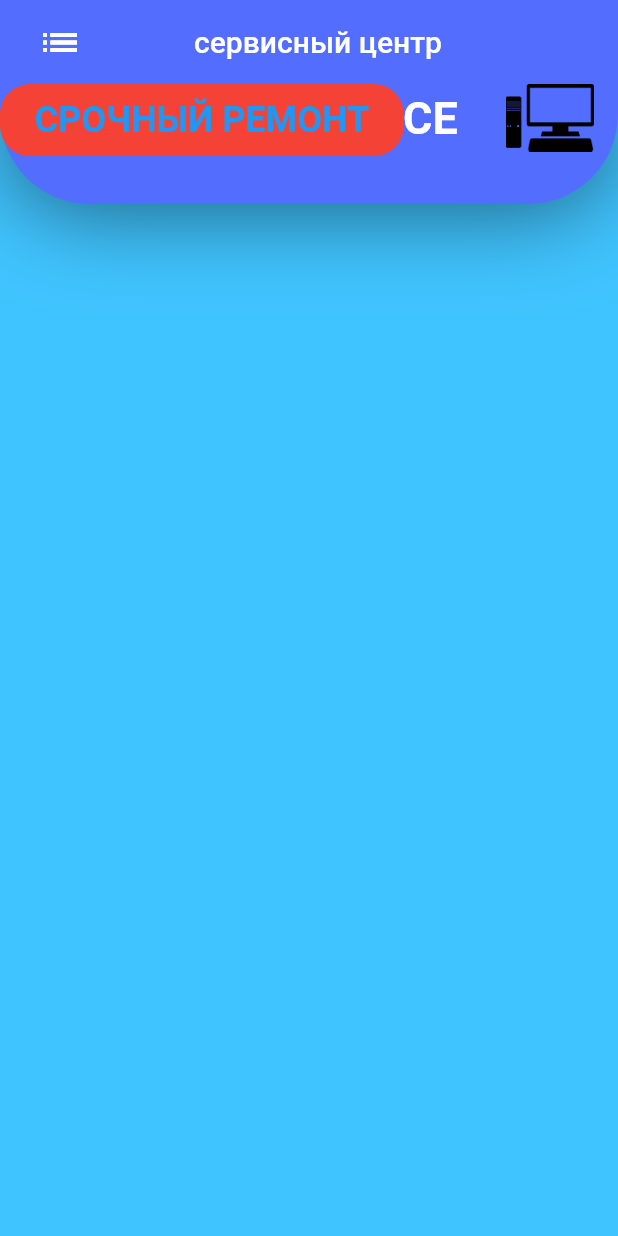
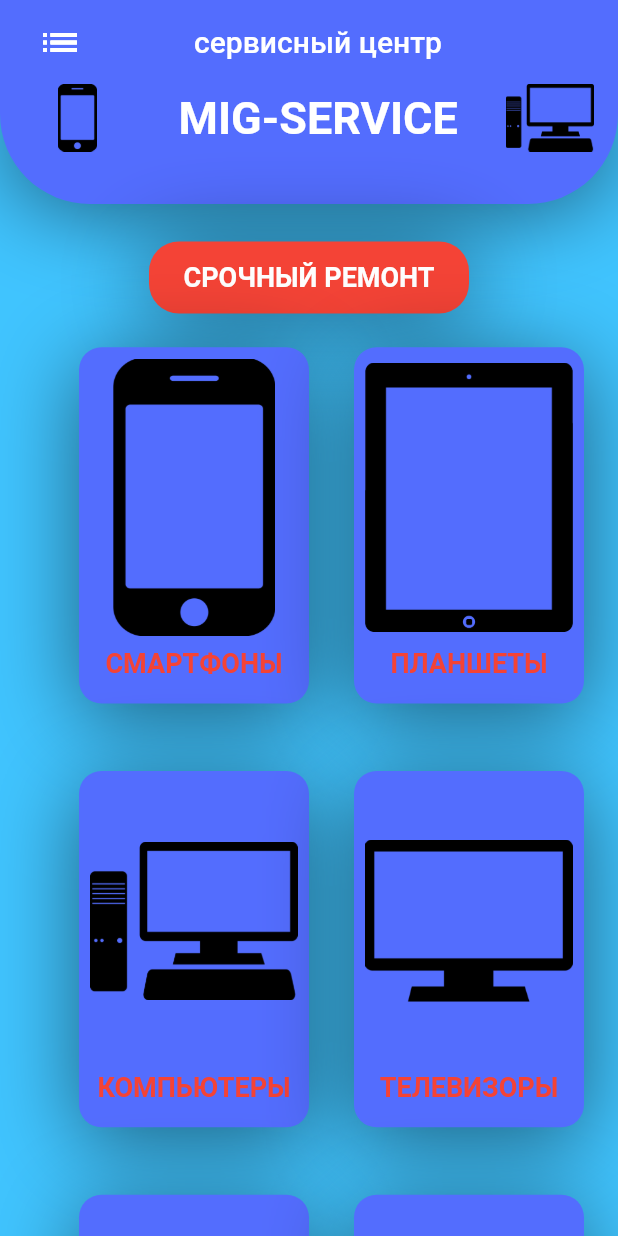
Before and after one commit to Poll21/mig-service, a Flutter app: the screen it shows after launch, on a phone screen of 412 x 824 dp. Run offline on Flutter 3.47's test engine with Material 2 defaults, Android fonts, the phone set to English and light mode, and no system bars.

Commit message:
размеры карт

```diff
--- a/lib/components/body.dart
+++ b/lib/components/body.dart
@@ -21,9 +21,19 @@
             tablet: HeaderWithSearchBox(kSize: 8),
             desktop: HeaderWithSearchBox(kSize: 10)
           ),
+          Responsive(
+            mobile: TitleWithMoreBtn(title: 'СРОЧНЫЙ РЕМОНТ', kSize: 6 ,press: () {},),
+            tablet: TitleWithMoreBtn(title: 'СРОЧНЫЙ РЕМОНТ', kSize: 8 ,press: () {},),
+            desktop: TitleWithMoreBtn(title: 'СРОЧНЫЙ РЕМОНТ', kSize: 10 ,press: () {},)
+          ),
+          Responsive(
+              mobile: RecomendsPlants(kSize: 6),
+              tablet: RecomendsPlants(kSize: 8),
+              desktop: RecomendsPlants(kSize: 10)
+          ),
 
-          //TitleWithMoreBtn(title: 'СРОЧНЫЙ РЕМОНТ', press: () {},),
-         //RecomendsPlants(),
+
+
         ],
       ),
     );
--- a/lib/components/header_with_seachbox.dart
+++ b/lib/components/header_with_seachbox.dart
@@ -63,11 +63,11 @@
               ],
             ),
           ),
-          TitleWithMoreBtn(title: 'СРОЧНЫЙ РЕМОНТ', kSize: kSize ,press: () {},),
-          //Searchr(),
+         //Searchr(),
         ],
       ),
     );
+
   }
 }
 
--- a/lib/components/recomed_plants.dart
+++ b/lib/components/recomed_plants.dart
@@ -6,7 +6,9 @@
 class RecomendsPlants extends StatelessWidget{
   const RecomendsPlants({
     Key key,
+    this.kSize,
   }) : super(key: key);
+    final int kSize;
 
   @override
   Widget build(BuildContext context){
@@ -15,6 +17,7 @@
         PlantCard(
             image:'assets/smartphone.png',
             title: 'СМАРТФОНЫ',
+            ksize: kSize,
             press: () {
               Navigator.push(
                   context,
@@ -26,6 +29,7 @@
         PlantCard(
               image:'assets/tablet.png',
               title: 'ПЛАНШЕТЫ',
+              ksize: kSize,
               press: () {
                 Navigator.push(
                     context,
@@ -37,22 +41,26 @@
         PlantCard(
             image:'assets/computer.png',
             title: 'КОМПЬЮТЕРЫ',
+            ksize: kSize,
             press: () {},
           ),
         PlantCard(
             image:'assets/TV.png',
             title: 'ТЕЛЕВИЗОРЫ',
+            ksize: kSize,
             press: () {},
           ),
         PlantCard(
             image:'assets/noteboock.png',
             title: 'НОУТБУКИ',
+            ksize: kSize,
             press: () {},
           ),
         PlantCard(
-          image:'assets/photocamera.png',
-          title: 'ФОТОКАМЕРЫ',
-          press: () {},
+            image:'assets/photocamera.png',
+            title: 'ФОТОКАМЕРЫ',
+            ksize: kSize,
+            press: () {},
         )
         ],
 
@@ -65,11 +73,16 @@
     Key key,
     this.image,
     this.title,
+    this.ksize,
     this.press,
+
+
   }) : super(key: key);
 
   final String image, title;
+  final int ksize;
   final Function press;
+
 
   @override
   Widget build(BuildContext context) {
--- a/lib/components/title_with_more_btn.dart
+++ b/lib/components/title_with_more_btn.dart
@@ -23,18 +23,24 @@
         color: kRextColor,
         borderRadius: BorderRadius.all(
             Radius.circular(20)),
+          boxShadow: [
+            BoxShadow(
+              offset: Offset(0, 5),
+              blurRadius: 50,
+              color: kShadowColor.withOpacity(0.50),
+            ),
+          ]
       ),
       child: TextButton(
-        style: TextButton.styleFrom(
-          textStyle: TextStyle(
-            fontWeight: FontWeight.bold,
-            color: kTextColor,
-            fontSize: kSize * 4.0,
-          )
-
-        ),
         onPressed: () {},
-        child: Text('СРОЧНЫЙ РЕМОНТ'),
+            child: Text(title,
+              style:
+              TextStyle(
+                fontWeight: FontWeight.bold,
+                color: kTextColor,
+                fontSize: kSize * 3.0,
+            ),
+        )
       )
     );
   }
```
Also changed, not shown: pubspec.lock, 2 other files.
